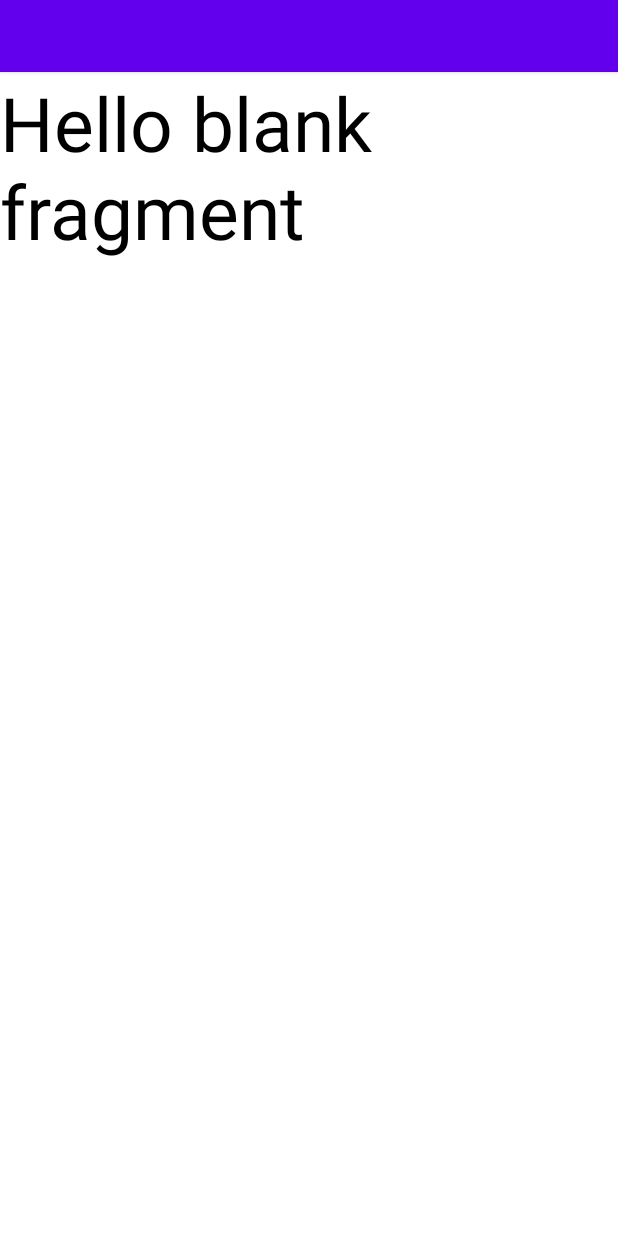
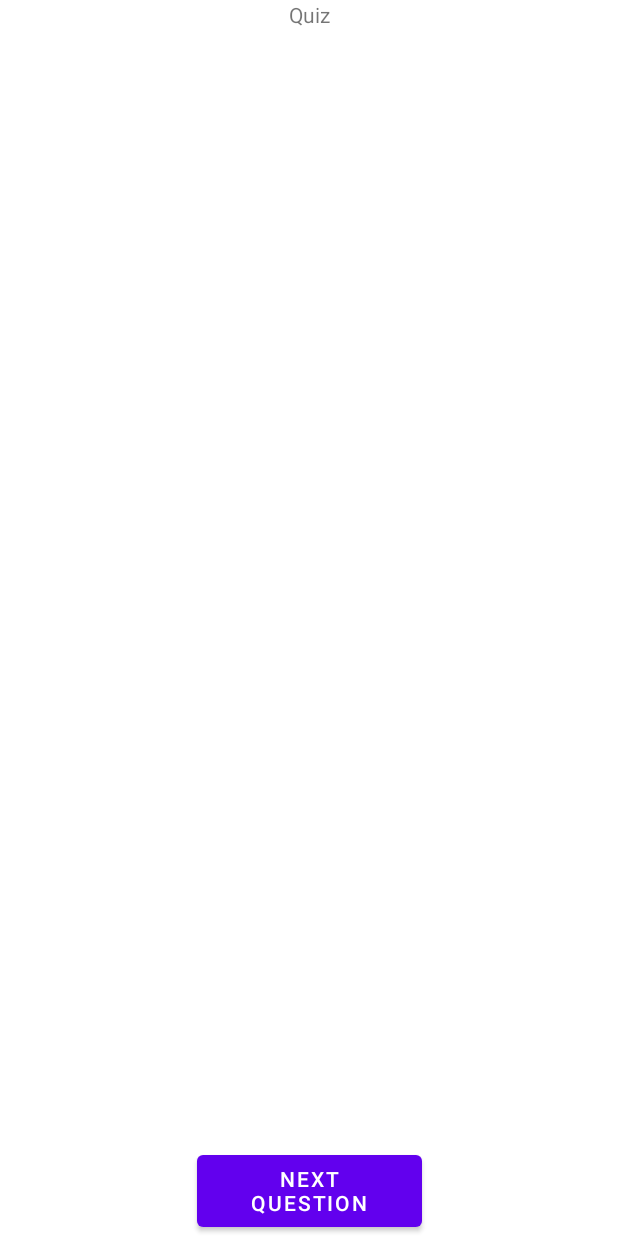
Before and after one commit to GeorgiG7/QuizApp, an Android app: the layout fragment_quiz.xml on its own in the app's theme, with its tools: preview values and no code run, on a phone screen of 412 x 824 dp. Run offline under Robolectric (Android 15) with nearby library versions, the phone set to English and light mode, and no system bars.

Commit message:
activity and quizFragment layouts

```diff
--- a/app/src/main/res/layout/fragment_quiz.xml
+++ b/app/src/main/res/layout/fragment_quiz.xml
@@ -1,34 +1,35 @@
 <?xml version="1.0" encoding="utf-8"?>
-<layout>
-
 <androidx.constraintlayout.widget.ConstraintLayout xmlns:android="http://schemas.android.com/apk/res/android"
     xmlns:app="http://schemas.android.com/apk/res-auto"
     xmlns:tools="http://schemas.android.com/tools"
     android:layout_width="match_parent"
     android:layout_height="match_parent"
-        android:background="@color/white"
     tools:context=".view.fragments.QuizFragment">
-
     <!-- TODO: Update blank fragment layout -->
     <TextView
-            android:id="@+id/txt"
-            android:layout_width="match_parent"
-            android:layout_height="200dp"
-            android:background="@color/white"
-            android:text="@string/hello_blank_fragment"
-            android:textColor="@color/black"
-            android:textSize="50dp"
-            app:layout_constraintStart_toStartOf="parent"
-            app:layout_constraintTop_toBottomOf="@id/btn" />
-
-        <Button
-            android:id="@+id/btn"
-            android:layout_width="match_parent"
+        android:id="@+id/question"
+        android:layout_width="wrap_content"
         android:layout_height="wrap_content"
-            android:background="@color/white"
-            android:textColor="@color/black"
+        android:text="Quiz"
+        app:layout_constraintEnd_toEndOf="parent"
         app:layout_constraintStart_toStartOf="parent"
         app:layout_constraintTop_toTopOf="parent" />
 
+    <RadioGroup
+        android:id="@+id/radio_group"
+        android:layout_width="0dp"
+        android:layout_height="0dp"
+        app:layout_constraintBottom_toTopOf="@+id/btn_next_question"
+        app:layout_constraintEnd_toEndOf="parent"
+        app:layout_constraintStart_toStartOf="parent"
+        app:layout_constraintTop_toBottomOf="@+id/question" />
+
+    <Button
+        android:id="@+id/btn_next_question"
+        android:layout_width="150dp"
+        android:layout_height="60dp"
+        android:text="Next Question"
+        app:layout_constraintBottom_toBottomOf="parent"
+        app:layout_constraintEnd_toEndOf="parent"
+        app:layout_constraintStart_toStartOf="parent" />
 </androidx.constraintlayout.widget.ConstraintLayout>
-</layout>
```
Also changed, not shown: app/src/main/res/layout/activity_main.xml (+24 -13 lines). Lines whose indentation alone changed are shown as unchanged.
